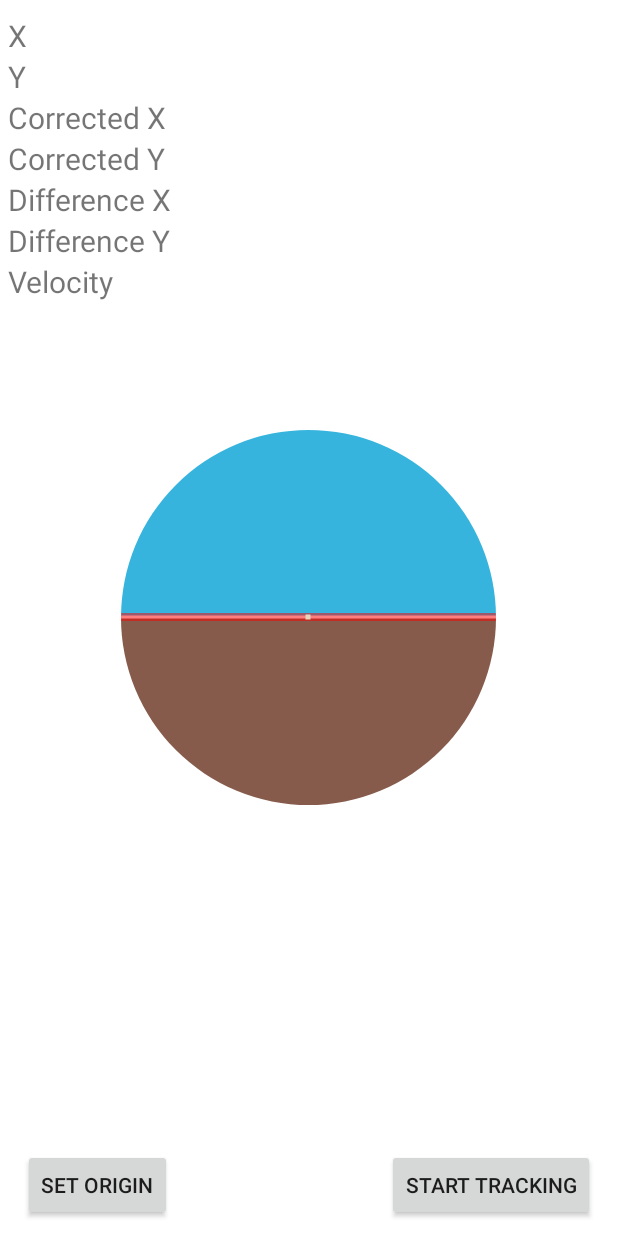
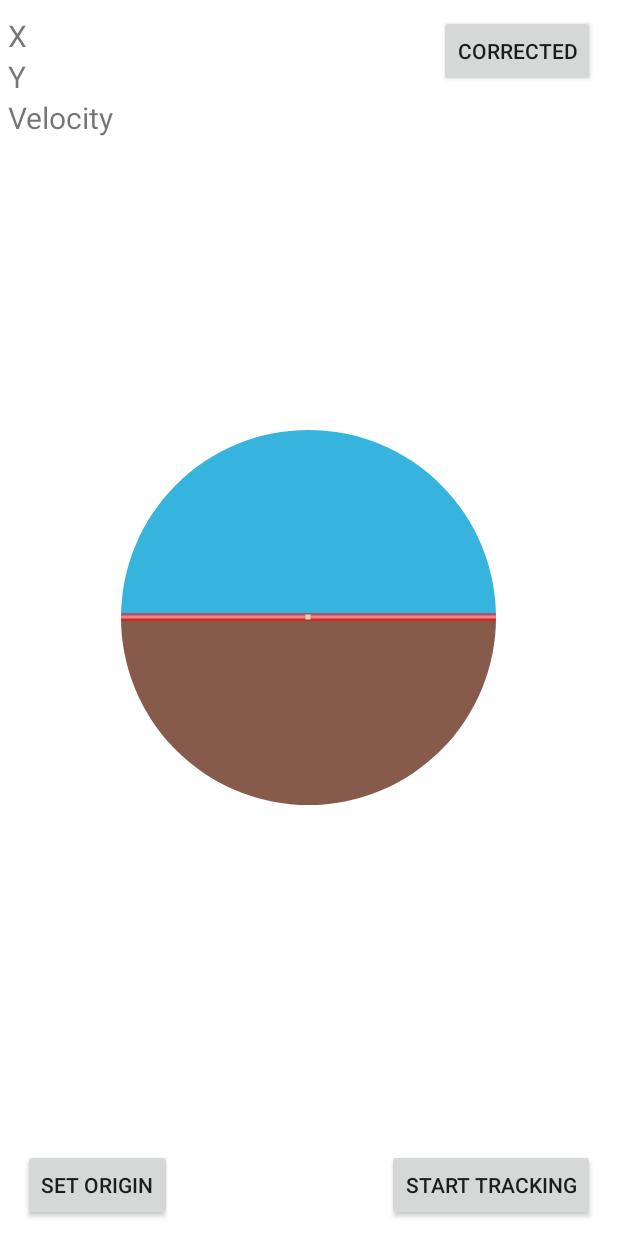
Before and after one commit to luki530/Navigation-Set, an Android app: the screen it shows after launch (MainActivity), on a phone screen of 412 x 824 dp. Run offline under Robolectric (Android 15) with nearby library versions, the phone set to English and light mode, and no system bars; libraries missing offline, so code that uses them is left out: org.apache.commons.

Commit message:
added guzior

```diff
--- a/app/build.gradle
+++ b/app/build.gradle
@@ -25,6 +25,9 @@ android {
         sourceCompatibility JavaVersion.VERSION_1_8
         targetCompatibility JavaVersion.VERSION_1_8
     }
+    buildFeatures {
+        viewBinding true
+    }
 }
 
 dependencies {
@@ -33,6 +36,8 @@ dependencies {
     implementation 'org.apache.commons:commons-math3:3.6.1'
     implementation 'com.google.android.material:material:1.4.0'
     implementation 'androidx.constraintlayout:constraintlayout:2.1.1'
+    implementation 'androidx.navigation:navigation-fragment:2.3.5'
+    implementation 'androidx.navigation:navigation-ui:2.3.5'
     testImplementation 'junit:junit:4.+'
     androidTestImplementation 'androidx.test.ext:junit:1.1.3'
     androidTestImplementation 'androidx.test.espresso:espresso-core:3.4.0'
--- a/app/src/main/res/layout/activity_main.xml
+++ b/app/src/main/res/layout/activity_main.xml
@@ -32,11 +32,12 @@
         android:id="@+id/corrected_x"
         android:layout_width="wrap_content"
         android:layout_height="wrap_content"
-        android:layout_below="@+id/y"
+        android:layout_below="@+id/Velocity"
         android:layout_alignParentStart="true"
         android:layout_marginStart="5dp"
         android:text="Corrected X"
-        android:textSize="20dp" />
+        android:textSize="20dp"
+        android:visibility="invisible"/>
 
     <TextView
         android:id="@+id/corrected_y"
@@ -46,7 +47,8 @@
         android:layout_alignParentStart="true"
         android:layout_marginStart="5dp"
         android:text="Corrected Y"
-        android:textSize="20dp" />
+        android:textSize="20dp"
+        android:visibility="invisible" />
 
     <TextView
         android:id="@+id/diff_x"
@@ -56,7 +58,8 @@
         android:layout_alignParentStart="true"
         android:layout_marginStart="5dp"
         android:text="Difference X"
-        android:textSize="20dp" />
+        android:textSize="20dp"
+        android:visibility="invisible" />
 
     <TextView
         android:id="@+id/diff_y"
@@ -66,14 +69,15 @@
         android:layout_alignParentStart="true"
         android:layout_marginStart="5dp"
         android:text="Difference Y"
-        android:textSize="20dp" />
+        android:textSize="20dp"
+        android:visibility="invisible" />
 
 
     <TextView
         android:id="@+id/Velocity"
         android:layout_width="wrap_content"
         android:layout_height="wrap_content"
-        android:layout_below="@+id/diff_y"
+        android:layout_below="@+id/y"
         android:layout_alignParentStart="true"
         android:layout_marginStart="5dp"
         android:text="Velocity"
@@ -101,6 +105,17 @@
         android:onClick="onClick_SetOrigin"
         android:text="Set Origin" />
 
+    <Button
+        android:id="@+id/show_corrected"
+        android:layout_width="wrap_content"
+        android:layout_height="wrap_content"
+        android:layout_alignParentEnd="true"
+        android:layout_alignParentTop="true"
+        android:layout_marginEnd="15dp"
+        android:layout_marginTop="10dp"
+        android:onClick="onClick_ShowCorrected"
+        android:text="Corrected" />
+
     <com.example.manhattan.AttitudeIndicator
         android:id="@+id/attitude_indicator"
         android:layout_width="250dp"
--- a/app/src/main/res/values/themes.xml
+++ b/app/src/main/res/values/themes.xml
@@ -13,4 +13,10 @@
         <item name="android:statusBarColor" tools:targetApi="l">?attr/colorPrimaryVariant</item>
         <!-- Customize your theme here. -->
     </style>
+    <style name="Theme.Manhattan.NoActionBar">
+        <item name="windowActionBar">false</item>
+        <item name="windowNoTitle">true</item>
+    </style>
+    <style name="Theme.Manhattan.AppBarOverlay" parent="ThemeOverlay.AppCompat.Dark.ActionBar" />
+    <style name="Theme.Manhattan.PopupOverlay" parent="ThemeOverlay.AppCompat.Light" />
 </resources>
```
Also changed, not shown: app/src/main/AndroidManifest.xml (+4 -3 lines), app/src/main/java/com/example/manhattan/MainActivity.java (+20 -0 lines), app/src/main/res/values/strings.xml (+9 -0 lines).
